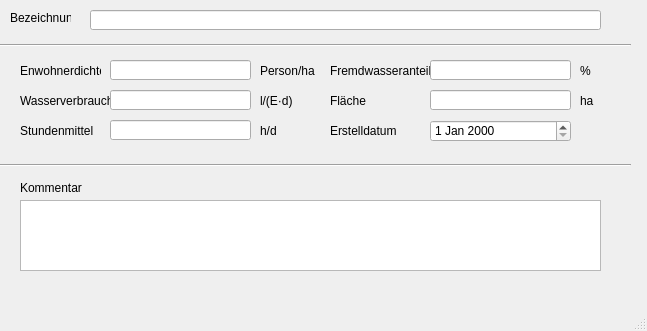
The window that templates/teilgebiete.ui (hoettges/QKan) describes before a commit, drawn with Qt 5.
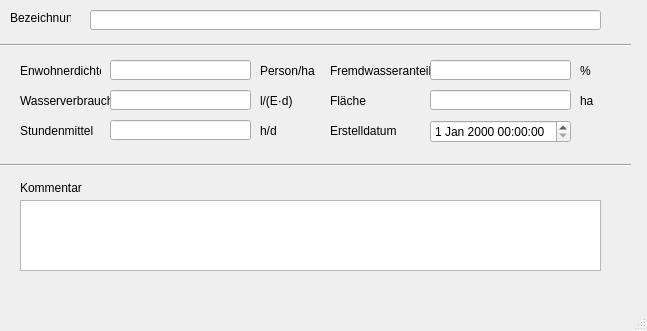
The same window after the commit. Custom widgets are drawn as their Qt base class.

The edit to the form file:
```diff
--- a/templates/teilgebiete.ui
+++ b/templates/teilgebiete.ui
@@ -272,16 +272,6 @@
      </rect>
     </property>
    </widget>
-   <widget class="QDateEdit" name="createdat">
-    <property name="geometry">
-     <rect>
-      <x>430</x>
-      <y>120</y>
-      <width>141</width>
-      <height>22</height>
-     </rect>
-    </property>
-   </widget>
    <widget class="QTextEdit" name="kommentar">
     <property name="geometry">
      <rect>
@@ -292,6 +282,16 @@
      </rect>
     </property>
    </widget>
+   <widget class="QgsDateTimeEdit" name="createdat">
+    <property name="geometry">
+     <rect>
+      <x>430</x>
+      <y>120</y>
+      <width>141</width>
+      <height>23</height>
+     </rect>
+    </property>
+   </widget>
   </widget>
   <widget class="QMenuBar" name="menubar">
    <property name="geometry">
@@ -305,6 +305,13 @@
   </widget>
   <widget class="QStatusBar" name="statusbar"/>
  </widget>
+ <customwidgets>
+  <customwidget>
+   <class>QgsDateTimeEdit</class>
+   <extends>QDateTimeEdit</extends>
+   <header>qgsdatetimeedit.h</header>
+  </customwidget>
+ </customwidgets>
  <resources/>
  <connections/>
 </ui>
```
